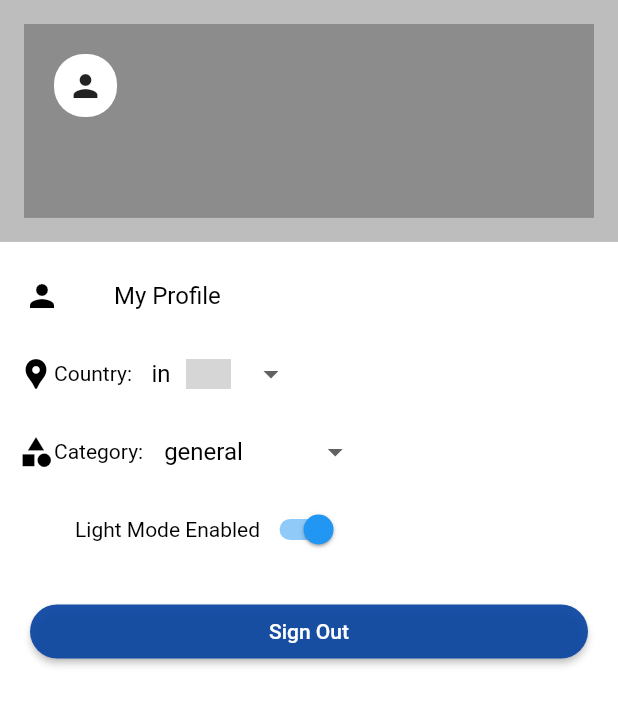
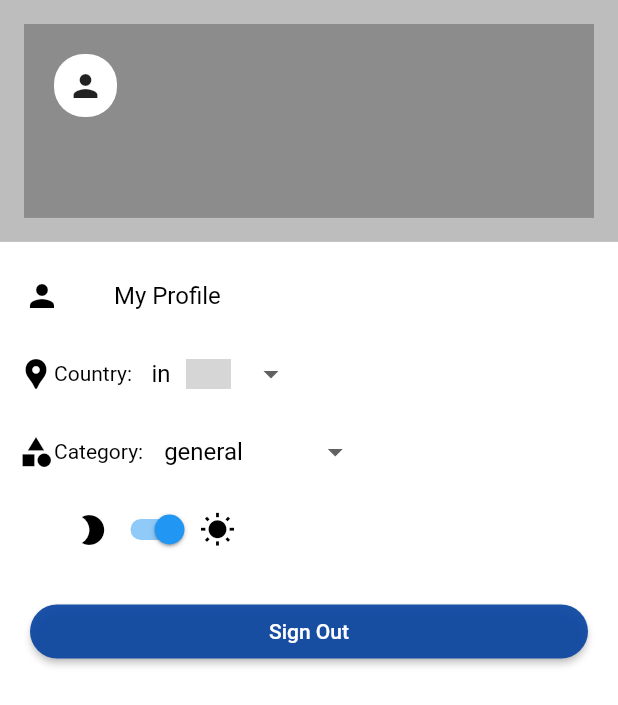
Before and after one commit to SanketSarmalkar/News_App_using_Flutter, a Flutter app: the SideBarContent widget shown alone on an empty page, opened directly, on a phone screen of 412 x 824 dp. Shown: the top 705 px of the screen. Run offline on Flutter 3.47's test engine with Material 2 defaults, Android fonts, the phone set to English and light mode, and no system bars; drawn by our look-alikes of dropdown_button2; our stand-ins replace firebase_auth, firebase_core, get, google_sign_in, hive, hive_flutter and 1 more; missing offline and left inert: animated_card, country_icons; accounts and stored records are empty; network calls fail; grey boxes are pictures that could not be loaded.

Commit message:
read me file and bugs

```diff
--- a/lib/components/side_bar.dart
+++ b/lib/components/side_bar.dart
@@ -246,10 +246,11 @@ class _SideBarContentState extends State<SideBarContent> {
             Padding(
               padding: const EdgeInsets.only(left: 50),
               child: Row(
+                mainAxisAlignment: MainAxisAlignment.start,
                 children: [
-                  Text(
-                    '${themeController.theme.toString()[0].toUpperCase() + themeController.theme.toString().substring(1, themeController.theme.toString().length)} Mode Enabled',
-                    style: TextStyle(color: themeController.themeColors[0]),
+                  Icon(
+                    Icons.mode_night,
+                    color: themeController.themeColors[0],
                   ),
                   /* ObxValue(
                     (data) =>*/
@@ -267,6 +268,10 @@ class _SideBarContentState extends State<SideBarContent> {
                   ),
                   /*false.obs,
                   ),*/
+                  Icon(
+                    Icons.wb_sunny,
+                    color: themeController.themeColors[0],
+                  ),
                 ],
               ),
             ),
--- a/lib/screens/home/home.dart
+++ b/lib/screens/home/home.dart
@@ -171,7 +171,7 @@ class HomePage extends StatelessWidget {
                                               child: Row(
                                                 children: [
                                                   Text(
-                                                    'Learn More',
+                                                    'Read More',
                                                     style: TextStyle(
                                                         //color: Colors.blue[50],
                                                         color: themeController
```
Also changed, not shown: images/Screenshot_20230311-215927.jpg (added), images/Screenshot_20230311-215951.jpg (added), images/Screenshot_20230311-220003.jpg (added), images/Screenshot_20230311-220016.jpg (added), images/Screenshot_20230311-220147.jpg (added), 6 other files.
